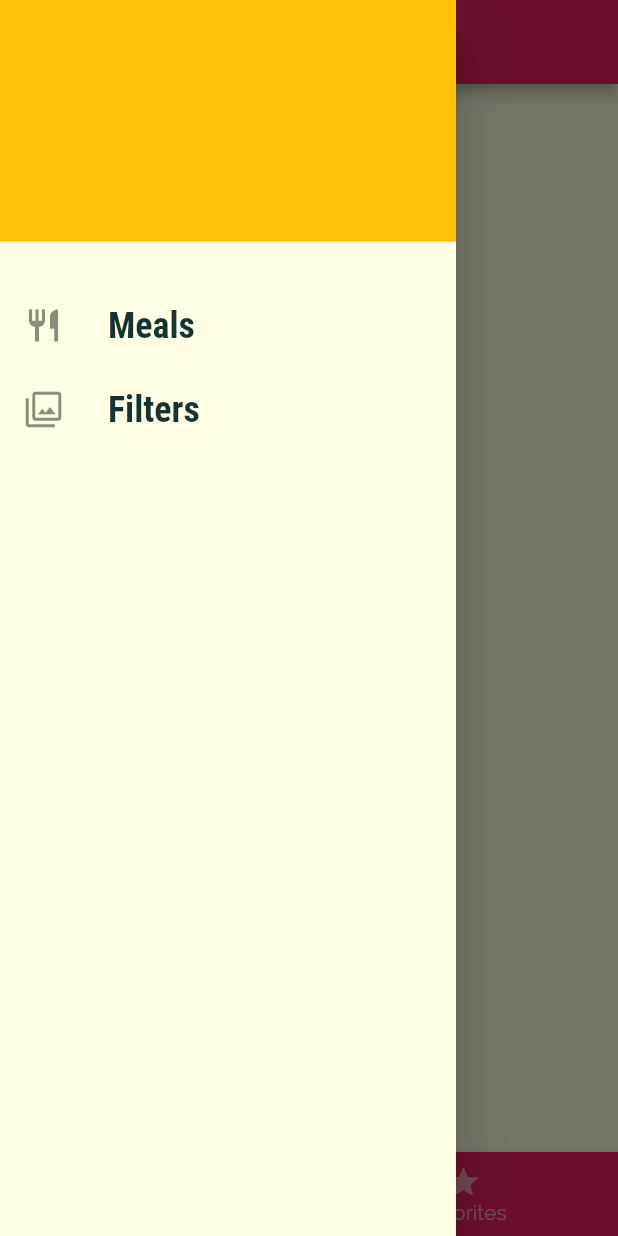
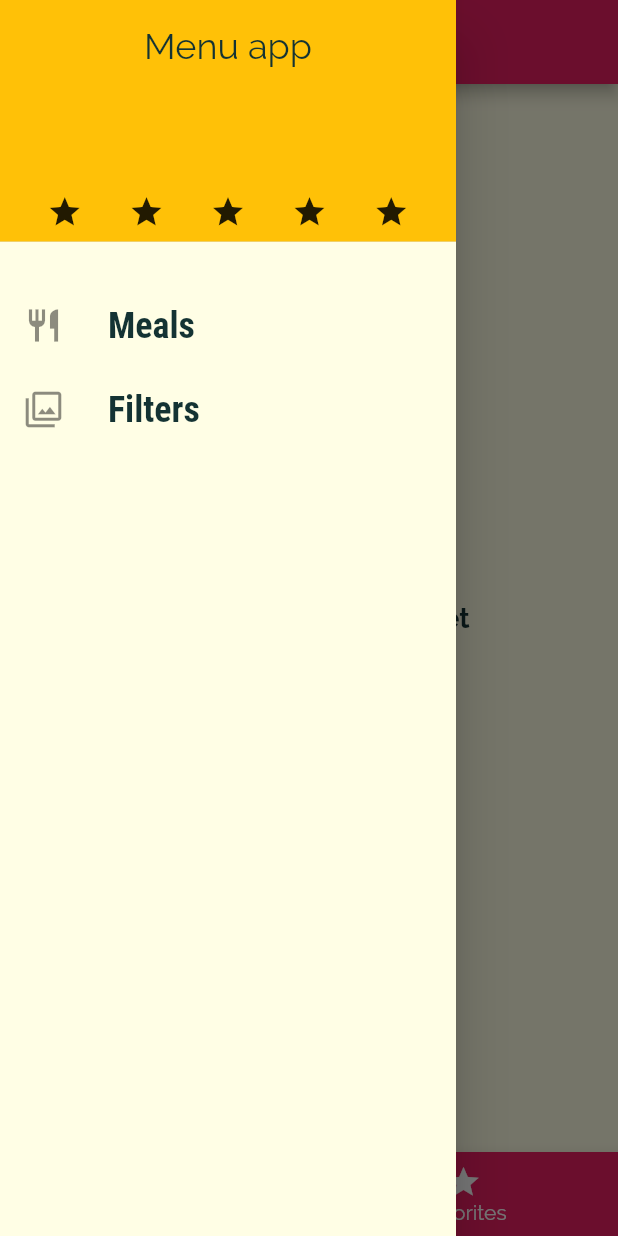
Before and after one commit to fraire31/menu-app, a Flutter app: the screen it shows after launch, item 2 of the bottom bar chosen, with the side drawer open, on a phone screen of 412 x 824 dp. Run offline on Flutter 3.47's test engine with Material 2 defaults, Android fonts, the phone set to English and light mode, and no system bars.

```diff
--- a/lib/data/dummy_data.dart
+++ b/lib/data/dummy_data.dart
@@ -1,4 +1,5 @@
 import 'package:flutter/material.dart';
+
 import '../models/category.dart';
 import '../models/meal.dart';
 
@@ -142,7 +143,7 @@ final dummyMeals = [
       'Form 2 patties',
       'Fry the patties for c. 4 minutes on each side',
       'Quickly fry the buns for c. 1 minute on each side',
-      'Bruch buns with ketchup',
+      'Brunch buns with ketchup',
       'Serve burger with tomato, cucumber and onion'
     ],
     isGlutenFree: false,
--- a/lib/main.dart
+++ b/lib/main.dart
@@ -9,10 +9,12 @@ import '../screens/meal_details_screen.dart';
 import '../screens/tabs_screen.dart';
 
 void main() {
-  runApp(MyApp());
+  runApp(const MyApp());
 }
 
 class MyApp extends StatefulWidget {
+  const MyApp({Key? key}) : super(key: key);
+
   @override
   State<MyApp> createState() => _MyAppState();
 }
@@ -36,7 +38,6 @@ class _MyAppState extends State<MyApp> {
     setState(() {
       _filters = filterData;
 
-      print('setting filters in main dart');
       _availableMeals = dummyMeals.where((meal) {
         if (_filters['gluten']! && !meal.isGlutenFree) {
           return false;
@@ -50,7 +51,7 @@ class _MyAppState extends State<MyApp> {
           return false;
         }
 
-        if (_filters['vegan']! && !meal.isVegetarian) {
+        if (_filters['vegetarian']! && !meal.isVegetarian) {
           return false;
         }
 
@@ -80,6 +81,7 @@ class _MyAppState extends State<MyApp> {
   @override
   Widget build(BuildContext context) {
     return MaterialApp(
+      debugShowCheckedModeBanner: false,
       title: 'Deli Meals',
       theme: ThemeData(
         fontFamily: 'Raleway',
@@ -107,7 +109,7 @@ class _MyAppState extends State<MyApp> {
       routes: {
         TabsScreen.pageId: (context) =>
             TabsScreen(favoriteMeals: _favoriteMeals),
-        CategoriesScreen.pageId: (context) => CategoriesScreen(),
+        CategoriesScreen.pageId: (context) => const CategoriesScreen(),
         CategoryMealsScreen.pageId: (context) =>
             CategoryMealsScreen(availableMeals: _availableMeals),
         MealDetailsScreen.pageId: (context) => MealDetailsScreen(
--- a/lib/screens/categories_screen.dart
+++ b/lib/screens/categories_screen.dart
@@ -5,6 +5,8 @@ import '../models/category_item.dart';
 
 class CategoriesScreen extends StatelessWidget {
   static const String pageId = 'categories-screen';
+
+  const CategoriesScreen({Key? key}) : super(key: key);
 
   @override
   Widget build(BuildContext context) {
--- a/lib/screens/favorites_screen.dart
+++ b/lib/screens/favorites_screen.dart
@@ -12,8 +12,17 @@ class FavoritesScreen extends StatelessWidget {
   @override
   Widget build(BuildContext context) {
     if (favoriteMeals.isEmpty) {
-      return Container(
-        child: Text('You have no favorites yet'),
+      return const Padding(
+        padding: EdgeInsets.all(8.0),
+        child: Center(
+          child: Text(
+            'You have no favorites yet',
+            style: TextStyle(
+              fontSize: 18,
+              fontWeight: FontWeight.bold,
+            ),
+          ),
+        ),
       );
     } else {
       return ListView.builder(
--- a/lib/screens/meal_details_screen.dart
+++ b/lib/screens/meal_details_screen.dart
@@ -68,7 +68,9 @@ class MealDetailsScreen extends StatelessWidget {
     }
 
     return Scaffold(
-      appBar: AppBar(title: Text(selectedMeal.title)),
+      appBar: AppBar(
+        title: Text(selectedMeal.title),
+      ),
       body: SingleChildScrollView(
         child: Column(
           children: [
--- a/lib/screens/tabs_screen.dart
+++ b/lib/screens/tabs_screen.dart
@@ -51,8 +51,8 @@ class _TabsScreenState extends State<TabsScreen> {
       body: _pages[_selectedPageIndex]['page']!,
       bottomNavigationBar: BottomNavigationBar(
           onTap: _selectPage,
-          unselectedItemColor: Colors.white,
-          selectedItemColor: Colors.white54,
+          unselectedItemColor: Colors.white54,
+          selectedItemColor: Colors.white,
           currentIndex: _selectedPageIndex,
           backgroundColor: Theme.of(context).colorScheme.primary,
           items: const [
--- a/lib/widgets/main_drawer.dart
+++ b/lib/widgets/main_drawer.dart
@@ -32,7 +32,27 @@ class MainDrawer extends StatelessWidget {
           child: Column(
         children: [
           DrawerHeader(
-            child: null,
+            child: SizedBox(
+              width: double.infinity,
+              child: Column(
+                mainAxisAlignment: MainAxisAlignment.spaceBetween,
+                children: [
+                  const Text(
+                    'Menu app',
+                    style: TextStyle(fontSize: 24),
+                  ),
+                  Row(
+                    children: const [
+                      Expanded(child: Icon(Icons.star)),
+                      Expanded(child: Icon(Icons.star)),
+                      Expanded(child: Icon(Icons.star)),
+                      Expanded(child: Icon(Icons.star)),
+                      Expanded(child: Icon(Icons.star)),
+                    ],
+                  )
+                ],
+              ),
+            ),
             decoration: BoxDecoration(
               color: Theme.of(context).colorScheme.secondary,
             ),
--- a/pubspec.yaml
+++ b/pubspec.yaml
@@ -11,7 +11,6 @@ environment:
 dependencies:
   flutter:
     sdk: flutter
-
 
   cupertino_icons: ^1.0.2
 
```
Also changed, not shown: 1 other file.
